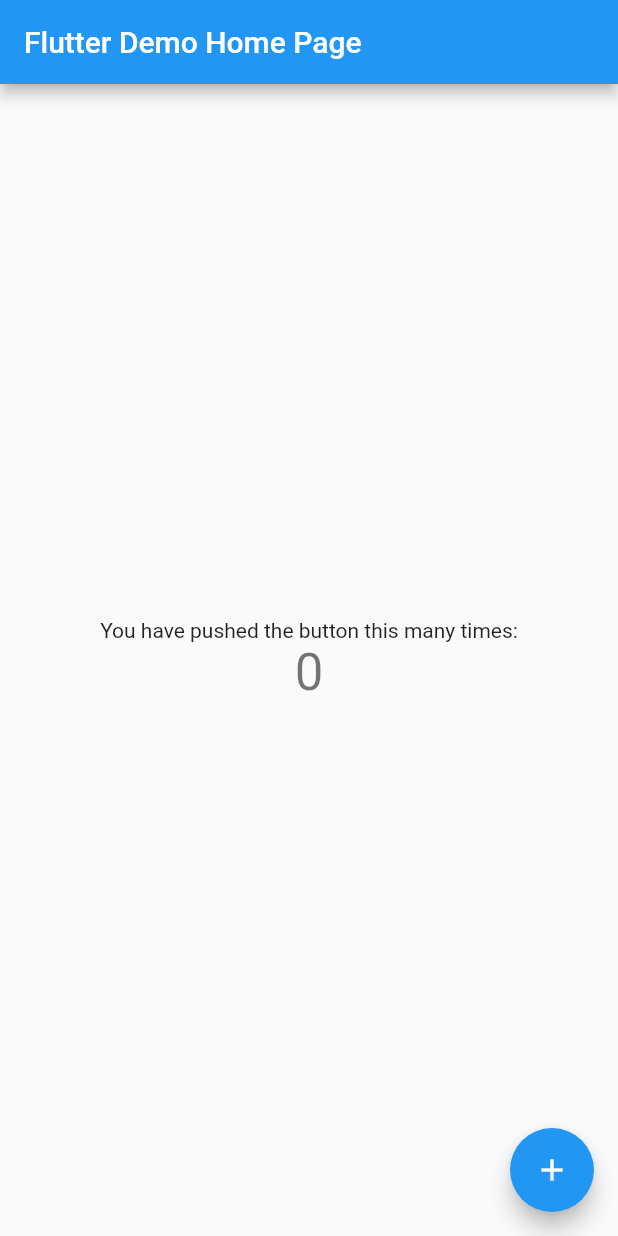
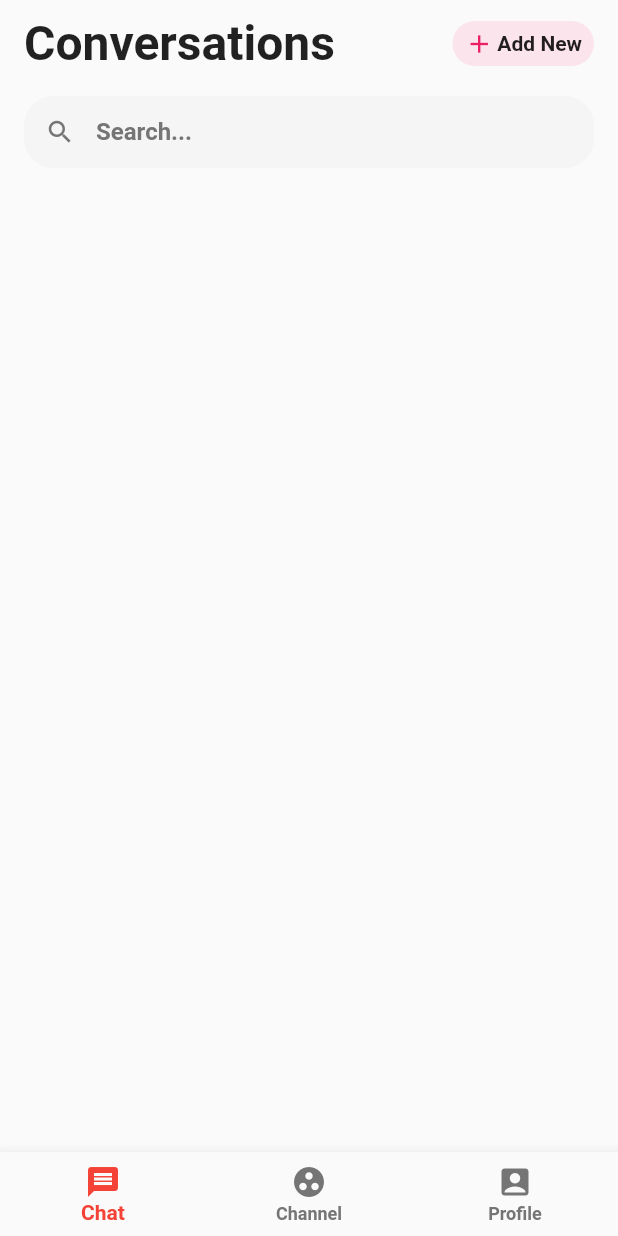
Before and after one commit to realtanx/Flutter-Primer, a Flutter app: the screen it shows after launch, on a phone screen of 412 x 824 dp. Run offline on Flutter 3.47's test engine with Material 2 defaults, Android fonts, the phone set to English and light mode, and no system bars.

Commit message:
[Chat App] add search bar and bottom tab bar

```diff
--- a/chat_app/lib/main.dart
+++ b/chat_app/lib/main.dart
@@ -1,3 +1,4 @@
+import 'package:chat_app/screens/homePage.dart';
 import 'package:flutter/material.dart';
 
 void main() {
@@ -5,43 +6,21 @@ void main() {
 }
 
 class MyApp extends StatelessWidget {
-  // This widget is the root of your application.
   @override
   Widget build(BuildContext context) {
     return MaterialApp(
-      title: 'Flutter Demo',
+      title: 'Chat App',
       theme: ThemeData(
-        // This is the theme of your application.
-        //
-        // Try running your application with "flutter run". You'll see the
-        // application has a blue toolbar. Then, without quitting the app, try
-        // changing the primarySwatch below to Colors.green and then invoke
-        // "hot reload" (press "r" in the console where you ran "flutter run",
-        // or simply save your changes to "hot reload" in a Flutter IDE).
-        // Notice that the counter didn't reset back to zero; the application
-        // is not restarted.
         primarySwatch: Colors.blue,
-        // This makes the visual density adapt to the platform that you run
-        // the app on. For desktop platforms, the controls will be smaller and
-        // closer together (more dense) than on mobile platforms.
         visualDensity: VisualDensity.adaptivePlatformDensity,
       ),
-      home: MyHomePage(title: 'Flutter Demo Home Page'),
+      home: HomePage(),
     );
   }
 }
 
 class MyHomePage extends StatefulWidget {
   MyHomePage({Key key, this.title}) : super(key: key);
-
-  // This widget is the home page of your application. It is stateful, meaning
-  // that it has a State object (defined below) that contains fields that affect
-  // how it looks.
-
-  // This class is the configuration for the state. It holds the values (in this
-  // case the title) provided by the parent (in this case the App widget) and
-  // used by the build method of the State. Fields in a Widget subclass are
-  // always marked "final".
 
   final String title;
 
--- /dev/null
+++ b/chat_app/lib/models/chatUsersModel.dart
@@ -0,0 +1,14 @@
+import 'package:flutter/material.dart';
+
+class ChatUsers {
+  String name;
+  String messageText;
+  String imageURL;
+  String time;
+
+  ChatUsers(
+      {@required this.name,
+      @required this.messageText,
+      @required this.imageURL,
+      @required this.time});
+}
--- /dev/null
+++ b/chat_app/lib/screens/chatPage.dart
@@ -0,0 +1,77 @@
+import 'package:flutter/material.dart';
+
+class ChatPage extends StatefulWidget {
+  @override
+  _ChatPageState createState() => _ChatPageState();
+}
+
+class _ChatPageState extends State<ChatPage> {
+  @override
+  Widget build(BuildContext context) {
+    return Scaffold(
+      body: SingleChildScrollView(
+        physics: BouncingScrollPhysics(),
+        child: Column(
+          crossAxisAlignment: CrossAxisAlignment.start,
+          children: <Widget>[
+            SafeArea(
+                child: Padding(
+              padding: EdgeInsets.only(left: 16, right: 16, top: 10),
+              child: Row(
+                mainAxisAlignment: MainAxisAlignment.spaceBetween,
+                children: <Widget>[
+                  Text(
+                    "Conversations",
+                    style: TextStyle(fontSize: 32, fontWeight: FontWeight.bold),
+                  ),
+                  Container(
+                    padding:
+                        EdgeInsets.only(left: 8, right: 8, top: 2, bottom: 2),
+                    height: 30,
+                    decoration: BoxDecoration(
+                        borderRadius: BorderRadius.circular(30),
+                        color: Colors.pink[50]),
+                    child: Row(
+                      children: <Widget>[
+                        Icon(Icons.add, color: Colors.pink, size: 20),
+                        SizedBox(
+                          width: 2,
+                        ),
+                        Text(
+                          "Add New",
+                          style: TextStyle(
+                              fontSize: 14, fontWeight: FontWeight.bold),
+                        )
+                      ],
+                    ),
+                  )
+                ],
+              ),
+            )),
+            Padding(
+              padding: EdgeInsets.only(top: 16, left: 16, right: 16),
+              child: TextField(
+                decoration: InputDecoration(
+                    hintText: "Search...",
+                    hintStyle: TextStyle(
+                        color: Colors.grey.shade600,
+                        fontWeight: FontWeight.bold),
+                    prefixIcon: Icon(
+                      Icons.search,
+                      color: Colors.grey.shade600,
+                      size: 20,
+                    ),
+                    filled: true,
+                    fillColor: Colors.grey.shade100,
+                    contentPadding: EdgeInsets.all(8),
+                    enabledBorder: OutlineInputBorder(
+                        borderRadius: BorderRadius.circular(20),
+                        borderSide: BorderSide(color: Colors.grey.shade100))),
+              ),
+            )
+          ],
+        ),
+      ),
+    );
+  }
+}
--- /dev/null
+++ b/chat_app/lib/screens/homePage.dart
@@ -0,0 +1,25 @@
+import 'package:chat_app/screens/chatPage.dart';
+import 'package:flutter/material.dart';
+
+class HomePage extends StatelessWidget {
+  @override
+  Widget build(BuildContext context) {
+    return Scaffold(
+      body: ChatPage(),
+      bottomNavigationBar: BottomNavigationBar(
+        selectedItemColor: Colors.red,
+        unselectedItemColor: Colors.grey.shade600,
+        selectedLabelStyle: TextStyle(fontWeight: FontWeight.w600),
+        unselectedLabelStyle: TextStyle(fontWeight: FontWeight.w600),
+        type: BottomNavigationBarType.fixed,
+        items: [
+          BottomNavigationBarItem(icon: Icon(Icons.message), label: "Chat"),
+          BottomNavigationBarItem(
+              icon: Icon(Icons.group_work), label: "Channel"),
+          BottomNavigationBarItem(
+              icon: Icon(Icons.account_box), label: "Profile")
+        ],
+      ),
+    );
+  }
+}
```
